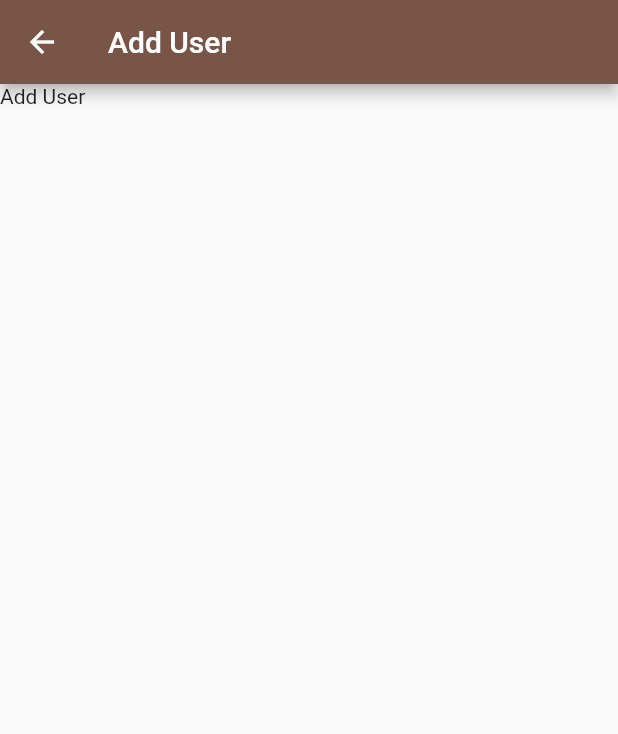
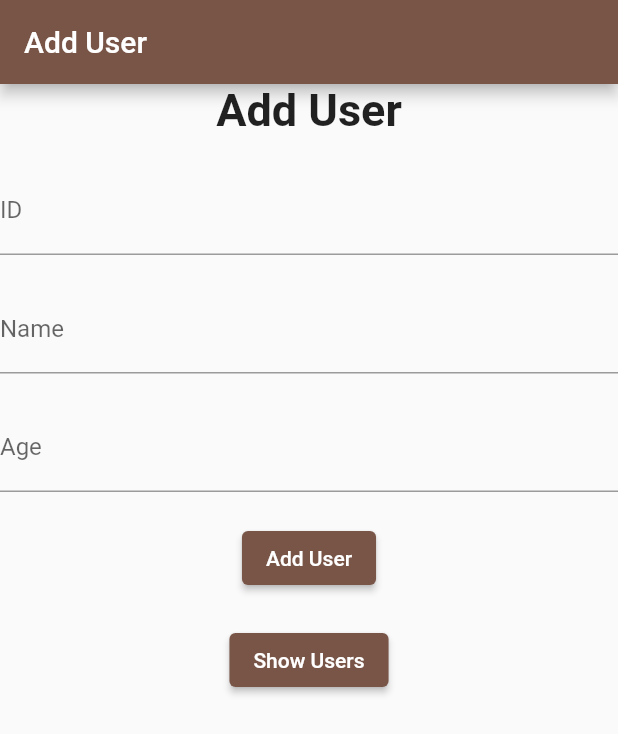
Before and after one commit to MianAli368/Crud-with-Firebase, a Flutter app: the AddUser screen opened directly, on a phone screen of 412 x 824 dp. Shown: the top 734 px of the screen. Run offline on Flutter 3.47's test engine with Material 2 defaults, Android fonts, the phone set to English and light mode, and no system bars; our stand-ins replace cloud_firestore, firebase_core; accounts and stored records are empty.

```diff
--- a/lib/Screens/add_user_ui.dart
+++ b/lib/Screens/add_user_ui.dart
@@ -1,3 +1,6 @@
+import 'package:cloud_firestore/cloud_firestore.dart';
+import 'package:crud/Screens/view_users_ui.dart';
+import 'package:crud/models/userModel.dart';
 import 'package:flutter/cupertino.dart';
 import 'package:flutter/material.dart';
 import 'package:flutter/src/widgets/container.dart';
@@ -11,19 +14,87 @@ class AddUser extends StatefulWidget {
 }
 
 class _AddUserState extends State<AddUser> {
+  TextEditingController idTC = TextEditingController();
+  TextEditingController nameTC = TextEditingController();
+  TextEditingController ageTC = TextEditingController();
+  TextEditingController birthDateTC = TextEditingController();
   @override
   Widget build(BuildContext context) {
     return SafeArea(
       child: Scaffold(
         appBar: AppBar(title: const Text("Add User")),
-
         body: Column(
           children: [
-            Text("Add User")
+            const Text(
+              "Add User",
+              style: TextStyle(fontSize: 30, fontWeight: FontWeight.bold),
+            ),
+            const SizedBox(
+              height: 20,
+            ),
+            TextFormField(
+              controller: idTC,
+              decoration: const InputDecoration(label: Text("ID")),
+            ),
+            const SizedBox(
+              height: 20,
+            ),
+            TextFormField(
+              controller: nameTC,
+              decoration: const InputDecoration(label: Text("Name")),
+            ),
+            const SizedBox(
+              height: 20,
+            ),
+            TextFormField(
+              controller: ageTC,
+              decoration: const InputDecoration(label: Text("Age")),
+            ),
+            // const SizedBox(
+            //   height: 20,
+            // ),
+            // TextFormField(
+            //   controller: birthDateTC,
+            //   decoration: const InputDecoration(label: Text("BirthDate")),
+            // ),
+            const SizedBox(
+              height: 20,
+            ),
+            ElevatedButton(
+                onPressed: () {
+                  final user = User(
+                    id: idTC.text,
+                    name: nameTC.text,
+                    age: int.parse(ageTC.text),
+                    // birthday: DateTime.parse(birthDateTC.text)
+                  );
+
+                  createUser(user, idTC.text);
+                },
+                child: const Text("Add User")),
+
+            const SizedBox(
+              height: 20,
+            ),
+
+            ElevatedButton(
+                onPressed: () {
+                  Navigator.push(
+                      context,
+                      MaterialPageRoute(
+                          builder: ((context) => const ViewUsers())));
+                },
+                child: const Text("Show Users"))
           ],
         ),
       ),
-
     );
   }
+
+  Future createUser(User user, String id) async {
+    final docUser = FirebaseFirestore.instance.collection("users").doc(id);
+    final json = user.toJson();
+    await docUser.set(json);
+    print("User Created");
+  }
 }
--- a/lib/Screens/main.dart
+++ b/lib/main.dart
@@ -33,8 +33,8 @@ class MyApp extends StatelessWidget {
           // Notice that the counter didn't reset back to zero; the application
           // is not restarted.
           primarySwatch: Colors.brown),
-      home: const MyHomePage(),
-      // home: const AddUser(),
+      // home: const MyHomePage(),
+      home: const AddUser(),
     );
   }
 }
@@ -87,8 +87,10 @@ Future CreateUserwithName({required String name}) async {
   // };
 
   // Replacing json with User Object;
-  final user =
-      User(id: docUser.id, name: name, age: 21, birthday: DateTime(2001, 7, 8));
+  final user = User(
+    id: docUser.id, name: name, age: 21,
+    // birthday: DateTime(2001, 7, 8)
+  );
   // Converting user to Json
   final json = user.toJson();
 
--- a/lib/models/userModel.dart
+++ b/lib/models/userModel.dart
@@ -2,14 +2,20 @@ class User {
   String? id;
   String? name;
   int? age;
-  DateTime? birthday;
+  // DateTime? birthday;
 
-  User(
-      {required this.id,
-      required this.name,
-      required this.age,
-      required this.birthday});
+  User({
+    required this.id,
+    required this.name,
+    required this.age,
+    // required this.birthday
+  });
 
-  Map<String, dynamic> toJson() =>
-      {'id': id, 'name': name, 'age': age, 'birthday': birthday};
+  Map<String, dynamic> toJson() => {
+        'id': id, 'name': name, 'age': age,
+        // 'birthday': birthday
+      };
+
+  static User fromJson(Map<String, dynamic> json) =>
+      User(id: json['id'], name: json['name'], age: json['age']);
 }
```
Also changed, not shown: lib/Screens/view_users_ui.dart (added, +60 -0 lines), 1 other file.
